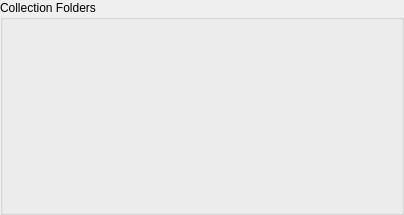
Before: the Qt Designer form src/configdialog/dialogs/CollectionConfig.ui in netrunner-debian-kde-extras/amarok, drawn with Qt 5.
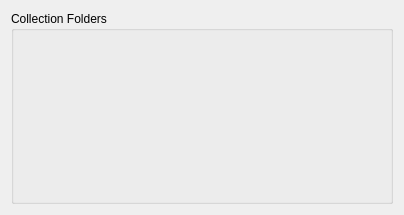
After: the same form once the commit is applied.

Diff of the .ui file:
```diff
--- a/src/configdialog/dialogs/CollectionConfig.ui
+++ b/src/configdialog/dialogs/CollectionConfig.ui
@@ -12,29 +12,16 @@
   <property name="windowTitle" >
    <string>Collection Setup</string>
   </property>
-  <layout class="QVBoxLayout" >
-   <property name="leftMargin" >
-    <number>0</number>
-   </property>
-   <property name="topMargin" >
-    <number>0</number>
-   </property>
-   <property name="rightMargin" >
-    <number>0</number>
-   </property>
-   <property name="bottomMargin" >
-    <number>0</number>
-   </property>
+  <layout class="QVBoxLayout" name="rootLayout">
    <item>
-    <widget class="QGroupBox" name="collectionFoldersBox" >
-     <property name="title" >
+    <widget class="QGroupBox" name="collectionFoldersBox">
+     <property name="title">
       <string>Collection Folders</string>
      </property>
     </widget>
    </item>
   </layout>
  </widget>
- <layoutdefault spacing="6" margin="11" />
  <includes>
   <include location="local" >klineedit.h</include>
   <include location="local" >kpushbutton.h</include>
```
Left out of the diff: 15 changed lines with no effect on the pictures.
